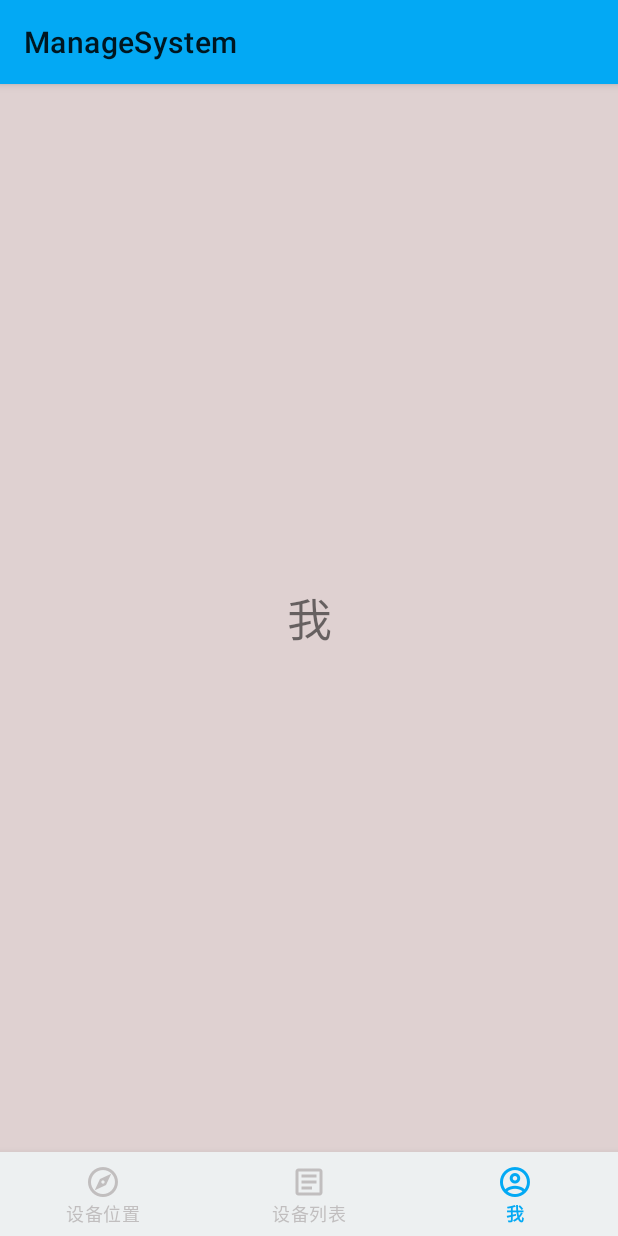
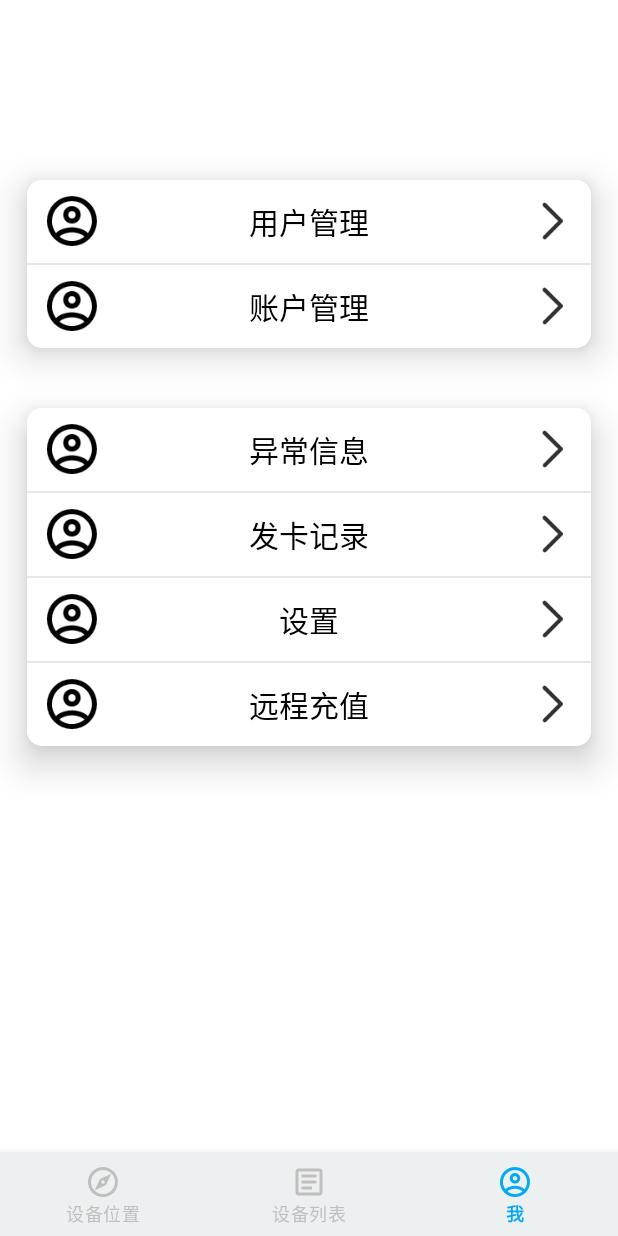
Before and after one commit to chigoin/ManageSystem, an Android app: the MainActivity screen opened directly, with no data from a screen before it, item 3 of the bottom bar chosen, on a phone screen of 412 x 824 dp. Run offline under Robolectric (Android 15) with nearby library versions, the phone set to English and light mode, and no system bars; libraries missing offline, so code that uses them is left out: com.baidu.location, com.baidu.mapapi, com.gjiazhe.wavesidebar, org.litepal; 23 statements that could not run were skipped.

```diff
--- a/app/src/main/java/com/faiz/managesystem/activity/MainActivity.java
+++ b/app/src/main/java/com/faiz/managesystem/activity/MainActivity.java
@@ -12,6 +12,7 @@ import android.view.MenuItem;
 import com.faiz.managesystem.customView.MyViewPager;
 import com.faiz.managesystem.R;
 import com.faiz.managesystem.adapter.ViewPagerAdapter;
+import com.faiz.managesystem.fragment.AccountFragment;
 import com.faiz.managesystem.fragment.BaseFragment;
 import com.faiz.managesystem.fragment.DeviceListFragment;
 import com.faiz.managesystem.fragment.MapFragment;
@@ -94,7 +95,8 @@ public class MainActivity extends AppCompatActivity {
         adapter.addFragment(mapFragment);
         DeviceListFragment deviceListFragment = new DeviceListFragment();
         adapter.addFragment(deviceListFragment);
-        adapter.addFragment(BaseFragment.newInstance("我"));
+        AccountFragment accountFragment = new AccountFragment();
+        adapter.addFragment(accountFragment);
         viewPager.setAdapter(adapter);
     }
 
--- /dev/null
+++ b/app/src/main/java/com/faiz/managesystem/fragment/AccountFragment.java
@@ -0,0 +1,20 @@
+package com.faiz.managesystem.fragment;
+
+import android.os.Bundle;
+import android.view.LayoutInflater;
+import android.view.View;
+import android.view.ViewGroup;
+
+import androidx.annotation.Nullable;
+
+import com.faiz.managesystem.R;
+
+public class AccountFragment extends BaseFragment {
+
+    @Nullable
+    @Override
+    public View onCreateView(LayoutInflater inflater, ViewGroup container, Bundle savedInstanceState) {
+        View view = LayoutInflater.from(getContext()).inflate(R.layout.fragment_account, container, false);
+        return view;
+    }
+}
--- a/app/src/main/java/com/faiz/managesystem/fragment/DeviceListFragment.java
+++ b/app/src/main/java/com/faiz/managesystem/fragment/DeviceListFragment.java
@@ -52,7 +52,7 @@ public class DeviceListFragment extends BaseFragment {
     @Nullable
     @Override
     public View onCreateView(LayoutInflater inflater, ViewGroup container, Bundle savedInstanceState) {
-        View view = inflater.inflate(R.layout.fragment_device_list,container,false);
+        View view = inflater.inflate(R.layout.fragment_device_list, container, false);
         //        创建本地数据库
         LitePal.getDatabase();
 //        LitePal.deleteAll(Province.class);
@@ -173,6 +173,7 @@ public class DeviceListFragment extends BaseFragment {
             }
         });
     }
+
     //    TODO:定制一个progressDialog
     private void showProgressDialog() {
         if (progressDialog == null) {
--- a/app/src/main/res/layout/activity_login.xml
+++ b/app/src/main/res/layout/activity_login.xml
@@ -20,12 +20,13 @@
         android:orientation="vertical">
 
         <androidx.cardview.widget.CardView
+            android:layout_marginTop="20dp"
             android:layout_width="match_parent"
             android:layout_height="230dp"
             android:layout_marginLeft="18dp"
             android:layout_marginRight="18dp"
-            app:cardCornerRadius="5dp"
-            app:cardElevation="10dp">
+            app:cardCornerRadius="10dp"
+            app:cardElevation="15dp">
             <LinearLayout
                 android:layout_width="match_parent"
                 android:layout_height="match_parent"
@@ -100,8 +101,8 @@
             android:layout_marginLeft="18dp"
             android:layout_marginTop="20dp"
             android:layout_marginRight="18dp"
-            app:cardCornerRadius="5dp"
-            app:cardElevation="10dp">
+            app:cardCornerRadius="10dp"
+            app:cardElevation="15dp">
 
             <RelativeLayout
                 android:layout_width="match_parent"
@@ -160,6 +161,6 @@
             android:text="@string/login"
             android:textColor="@color/white"
             android:textSize="20sp"
-            app:cornerRadius="5dp" />
+            app:cornerRadius="10dp" />
     </LinearLayout>
 </RelativeLayout>
--- /dev/null
+++ b/app/src/main/res/layout/fragment_account.xml
@@ -0,0 +1,260 @@
+<?xml version="1.0" encoding="utf-8"?>
+<LinearLayout xmlns:android="http://schemas.android.com/apk/res/android"
+    xmlns:app="http://schemas.android.com/apk/res-auto"
+    android:layout_width="match_parent"
+    android:layout_height="match_parent"
+    android:orientation="vertical">
+
+
+    <androidx.cardview.widget.CardView
+        android:layout_marginTop="120dp"
+        android:layout_width="match_parent"
+        android:layout_height="wrap_content"
+        android:layout_marginLeft="18dp"
+        android:layout_marginRight="18dp"
+        app:cardCornerRadius="10dp"
+        app:cardElevation="15dp">
+
+        <LinearLayout
+            android:layout_width="match_parent"
+            android:layout_height="wrap_content"
+            android:orientation="vertical">
+
+            <RelativeLayout
+                android:layout_width="match_parent"
+                android:layout_height="wrap_content"
+                android:background="@drawable/item_selector"
+                android:clickable="true"
+                android:paddingLeft="10dp"
+                android:paddingTop="10dp"
+                android:paddingRight="10dp"
+                android:paddingBottom="5dp">
+
+                <ImageView
+                    android:layout_width="40dp"
+                    android:layout_height="40dp"
+                    android:layout_centerVertical="true"
+                    android:src="@drawable/account" />
+
+                <TextView
+                    android:layout_width="wrap_content"
+                    android:layout_height="35dp"
+                    android:layout_centerInParent="true"
+                    android:gravity="center"
+                    android:text="用户管理"
+                    android:textColor="#000000"
+                    android:textSize="20sp" />
+
+                <ImageView
+                    android:layout_width="wrap_content"
+                    android:layout_height="25dp"
+                    android:layout_alignParentRight="true"
+                    android:layout_centerVertical="true"
+                    android:src="@drawable/arrow_right" />
+            </RelativeLayout>
+
+            <View
+                android:layout_width="match_parent"
+                android:layout_height="1dp"
+                android:background="#e8e7e7" />
+
+
+            <RelativeLayout
+                android:layout_width="match_parent"
+                android:layout_height="wrap_content"
+                android:background="@drawable/item_selector"
+                android:clickable="true"
+                android:paddingLeft="10dp"
+                android:paddingTop="10dp"
+                android:paddingRight="10dp"
+                android:paddingBottom="5dp">
+
+                <ImageView
+                    android:layout_width="40dp"
+                    android:layout_height="40dp"
+                    android:layout_centerVertical="true"
+                    android:src="@drawable/account" />
+
+                <TextView
+                    android:layout_width="wrap_content"
+                    android:layout_height="35dp"
+                    android:layout_centerInParent="true"
+                    android:gravity="center"
+                    android:text="账户管理"
+                    android:textColor="#000000"
+                    android:textSize="20sp" />
+
+                <ImageView
+                    android:layout_width="wrap_content"
+                    android:layout_height="25dp"
+                    android:layout_alignParentRight="true"
+                    android:layout_centerVertical="true"
+                    android:src="@drawable/arrow_right" />
+            </RelativeLayout>
+        </LinearLayout>
+    </androidx.cardview.widget.CardView>
+
+    <androidx.cardview.widget.CardView
+        android:layout_width="match_parent"
+        android:layout_height="wrap_content"
+        android:layout_marginLeft="18dp"
+        android:layout_marginTop="40dp"
+        android:layout_marginRight="18dp"
+        app:cardCornerRadius="10dp"
+        app:cardElevation="15dp">
+
+        <LinearLayout
+            android:layout_width="match_parent"
+            android:layout_height="wrap_content"
+            android:orientation="vertical">
+
+            <RelativeLayout
+                android:layout_width="match_parent"
+                android:layout_height="wrap_content"
+                android:background="@drawable/item_selector"
+                android:clickable="true"
+                android:paddingLeft="10dp"
+                android:paddingTop="10dp"
+                android:paddingRight="10dp"
+                android:paddingBottom="5dp">
+
+                <ImageView
+                    android:layout_width="40dp"
+                    android:layout_height="40dp"
+                    android:layout_centerVertical="true"
+                    android:src="@drawable/account" />
+
+                <TextView
+                    android:layout_width="wrap_content"
+                    android:layout_height="35dp"
+                    android:layout_centerInParent="true"
+                    android:gravity="center"
+                    android:text="异常信息"
+                    android:textColor="#000000"
+                    android:textSize="20sp" />
+
+                <ImageView
+                    android:layout_width="wrap_content"
+                    android:layout_height="25dp"
+                    android:layout_alignParentRight="true"
+                    android:layout_centerVertical="true"
+                    android:src="@drawable/arrow_right" />
+            </RelativeLayout>
+
+            <View
+                android:layout_width="match_parent"
+                android:layout_height="1dp"
+                android:background="#e8e7e7" />
+
+
+            <RelativeLayout
+                android:layout_width="match_parent"
+                android:layout_height="wrap_content"
+                android:background="@drawable/item_selector"
+                android:clickable="true"
+                android:paddingLeft="10dp"
+                android:paddingTop="10dp"
+                android:paddingRight="10dp"
+                android:paddingBottom="5dp">
+
+                <ImageView
+                    android:layout_width="40dp"
+                    android:layout_height="40dp"
+                    android:layout_centerVertical="true"
+                    android:src="@drawable/account" />
+
+                <TextView
+                    android:layout_width="wrap_content"
+                    android:layout_height="35dp"
+                    android:layout_centerInParent="true"
+                    android:gravity="center"
+                    android:text="发卡记录"
+                    android:textColor="#000000"
+                    android:textSize="20sp" />
+
+                <ImageView
+                    android:layout_width="wrap_content"
+                    android:layout_height="25dp"
+                    android:layout_alignParentRight="true"
+                    android:layout_centerVertical="true"
+                    android:src="@drawable/arrow_right" />
+            </RelativeLayout>
+
+            <View
+                android:layout_width="match_parent"
+                android:layout_height="1dp"
+                android:background="#e8e7e7" />
+
+            <RelativeLayout
+                android:layout_width="match_parent"
+                android:layout_height="wrap_content"
+                android:background="@drawable/item_selector"
+                android:clickable="true"
+                android:paddingLeft="10dp"
+                android:paddingTop="10dp"
+                android:paddingRight="10dp"
+                android:paddingBottom="5dp">
+
+                <ImageView
+                    android:layout_width="40dp"
+                    android:layout_height="40dp"
+                    android:layout_centerVertical="true"
+                    android:src="@drawable/account" />
+
+                <TextView
+                    android:layout_width="wrap_content"
+                    android:layout_height="35dp"
+                    android:layout_centerInParent="true"
+                    android:gravity="center"
+                    android:text="设置"
+                    android:textColor="#000000"
+                    android:textSize="20sp" />
+
+                <ImageView
+                    android:layout_width="wrap_content"
+                    android:layout_height="25dp"
+                    android:layout_alignParentRight="true"
+                    android:layout_centerVertical="true"
+                    android:src="@drawable/arrow_right" />
+            </RelativeLayout>
+
+            <View
+                android:layout_width="match_parent"
+                android:layout_height="1dp"
+                android:background="#e8e7e7" />
+
+            <RelativeLayout
+                android:layout_width="match_parent"
+                android:layout_height="wrap_content"
+                android:background="@drawable/item_selector"
+                android:clickable="true"
+                android:paddingLeft="10dp"
+                android:paddingTop="10dp"
+                android:paddingRight="10dp"
+                android:paddingBottom="5dp">
+
+                <ImageView
+                    android:layout_width="40dp"
+                    android:layout_height="40dp"
+                    android:layout_centerVertical="true"
+                    android:src="@drawable/account" />
+
+                <TextView
+                    android:layout_width="wrap_content"
+                    android:layout_height="35dp"
+                    android:layout_centerInParent="true"
+                    android:gravity="center"
+                    android:text="远程充值"
+                    android:textColor="#000000"
+                    android:textSize="20sp" />
+
+                <ImageView
+                    android:layout_width="wrap_content"
+                    android:layout_height="25dp"
+                    android:layout_alignParentRight="true"
+                    android:layout_centerVertical="true"
+                    android:src="@drawable/arrow_right" />
+            </RelativeLayout>
+        </LinearLayout>
+    </androidx.cardview.widget.CardView>
+</LinearLayout>
--- a/app/src/main/res/layout/fragment_device_list.xml
+++ b/app/src/main/res/layout/fragment_device_list.xml
@@ -2,9 +2,9 @@
 <FrameLayout xmlns:android="http://schemas.android.com/apk/res/android"
     android:layout_width="match_parent"
     android:layout_height="match_parent"
-    android:background="#f9f9f9"
+
     xmlns:app="http://schemas.android.com/apk/res-auto">
-
+    <!--    android:background="#f9f9f9"-->
     <RelativeLayout
         android:layout_width="match_parent"
         android:layout_height="match_parent">
--- a/app/src/main/res/layout/item_device_list.xml
+++ b/app/src/main/res/layout/item_device_list.xml
@@ -23,9 +23,10 @@
     <androidx.cardview.widget.CardView
         android:layout_width="match_parent"
         android:layout_height="wrap_content"
-        android:layout_marginTop="5dp"
+        android:layout_margin="5dp"
         app:cardCornerRadius="5dp"
-        app:cardElevation="0dp">
+        app:cardElevation="5dp">
+
 
         <RelativeLayout
             android:layout_width="match_parent"
--- a/app/src/main/res/values/styles.xml
+++ b/app/src/main/res/values/styles.xml
@@ -1,11 +1,9 @@
 <resources>
-
     <!-- Base application theme. -->
-    <style name="AppTheme" parent="Theme.MaterialComponents.Light">
+    <style name="AppTheme" parent="Theme.MaterialComponents.Light.NoActionBar">
         <!-- Customize your theme here. -->
         <item name="colorPrimary">@color/colorPrimary</item>
         <item name="colorPrimaryDark">@color/colorPrimaryDark</item>
         <item name="colorAccent">@color/colorAccent</item>
     </style>
-
 </resources>
```
Also changed, not shown: app/src/main/res/drawable-hdpi/arrow_right.png (added).
